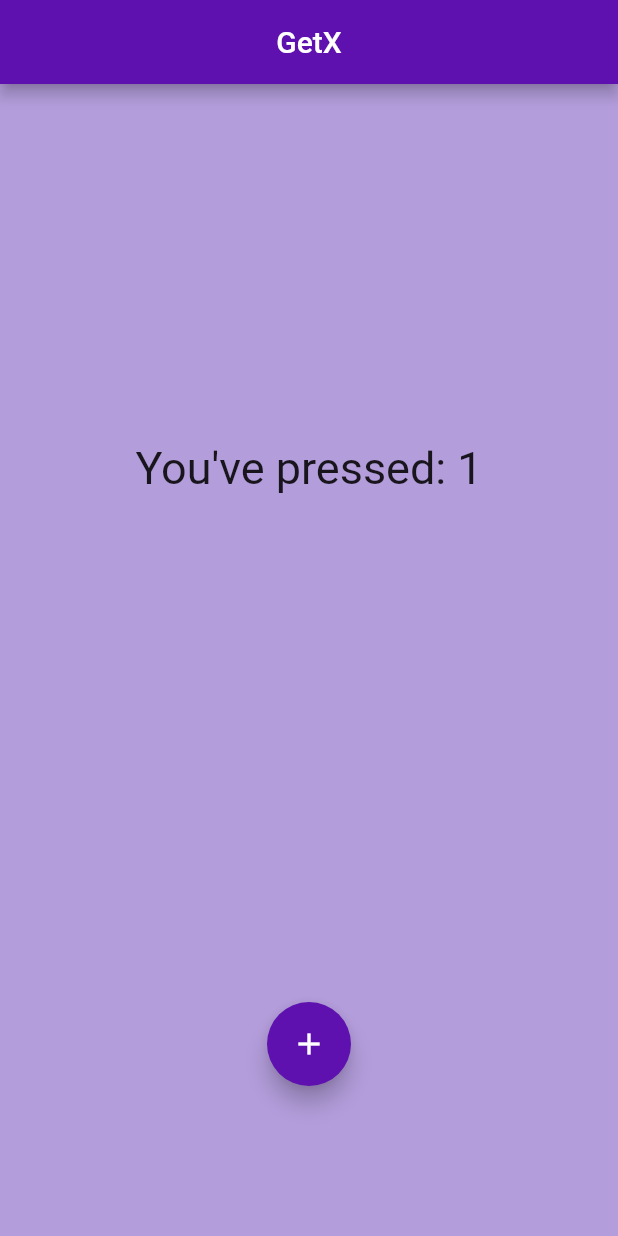
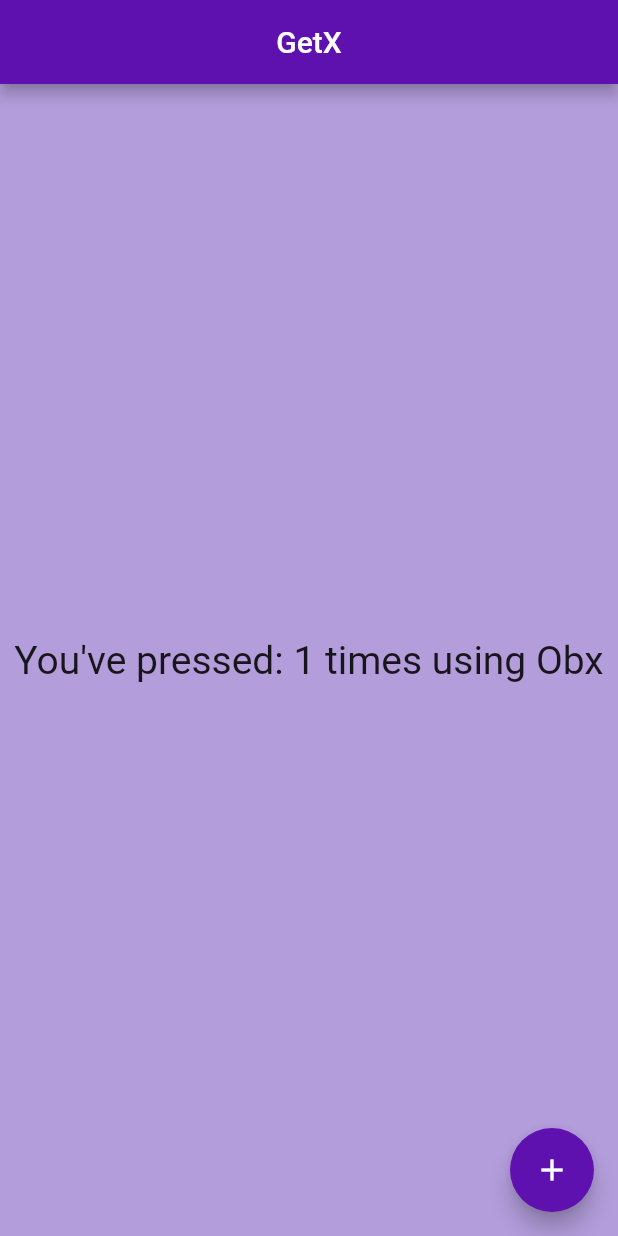
Before and after one commit to sharjeelmazhar/GetX, a Flutter app: the screen it shows after launch, after a tap on the "add" icon, on a phone screen of 412 x 824 dp. Run offline on Flutter 3.47's test engine with Material 2 defaults, Android fonts, the phone set to English and light mode, and no system bars; our stand-ins replace get, logger.

Commit message:
Refactored the code

```diff
--- a/lib/models/home_page_controller.dart
+++ b/lib/models/home_page_controller.dart
@@ -12,14 +12,14 @@ class HomePageController extends GetxController {
         printTime: false // Should each log print contain a timestamp
         ),
   );
-  RxInt _counter = 0.obs;
+  RxInt counter = 0.obs;
 
   void intrement() {
-    _counter++;
-    logger.d('Counter incremented to: $_counter');
+    counter++;
+    logger.d('Counter incremented to: $counter');
   }
 
   int getCounter() {
-    return _counter.toInt();
+    return counter.toInt();
   }
 }
--- a/lib/views/home_page.dart
+++ b/lib/views/home_page.dart
@@ -19,47 +19,35 @@ class HomePage extends StatelessWidget {
       body: Center(
         child: Column(
           mainAxisAlignment: MainAxisAlignment.center,
-          // mainAxisAlignment: MainAxisAlignment.spaceBetween,
           children: [
-            Expanded(
-              flex: 2,
-              // ! There are there way which you can use
-              // ! 1) Obx, 2) Getx, 3) GetBuilder (with this your variable shouldn't be observable, i.e obs)
-
-              child: Obx(
-                () => Center(
-                  child: Text(
-                    'You\'ve pressed: ${homePageController.getCounter().toString()}',
+            Obx(
+              () => Text(
+                'You\'ve pressed: ${homePageController.getCounter().toString()} times using Obx',
                 style: const TextStyle(
-                      fontSize: 30,
+                  fontSize: 26,
                 ),
               ),
             ),
-              ),
-
-              // child: GetX<HomePageController>(
+            // GetX<HomePageController>(
             //   builder: (controller) {
             //     return Center(
             //       child: Text(
-              //           'You\'ve pressed: ${controller.getCounter().toString()}',
+            //           'You\'ve pressed: ${controller.getCounter().toString()} times using GetX',
             //           style: const TextStyle(
-              //             fontSize: 30,
+            //             fontSize: 25,
             //           )),
             //     );
             //   },
             // ),
+          ],
         ),
-            Expanded(
-              child: FloatingActionButton(
+      ),
+      floatingActionButton: FloatingActionButton(
         backgroundColor: const Color.fromARGB(255, 94, 17, 174),
         onPressed: () => homePageController.intrement(),
         tooltip: 'Increment',
         child: const Icon(Icons.add),
       ),
-            ),
-          ],
-        ),
-      ),
     );
   }
 }
```
Lines whose indentation alone changed are shown as unchanged.
